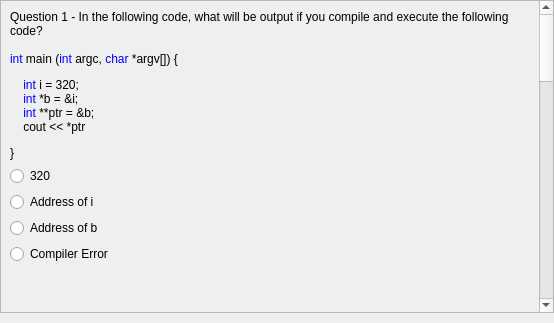
First picture: the form in ProfileManagement/codingwidget.ui, repository zcharli/carleton-student-project-partner-finder, before the edit.
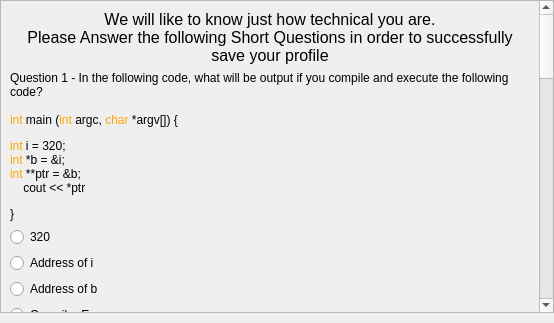
Second picture: the form after the edit.

Commit message: Technical Normalizer integration

Patch:
```diff
--- a/ProfileManagement/codingwidget.ui
+++ b/ProfileManagement/codingwidget.ui
@@ -35,16 +35,36 @@
       <property name="geometry">
        <rect>
         <x>0</x>
-        <y>0</y>
-        <width>538</width>
-        <height>1394</height>
+        <y>-1224</y>
+        <width>540</width>
+        <height>1519</height>
        </rect>
       </property>
       <layout class="QVBoxLayout" name="verticalLayout_2">
+       <item>
+        <widget class="QLabel" name="label">
+         <property name="font">
+          <font>
+           <pointsize>12</pointsize>
+          </font>
+         </property>
+         <property name="lineWidth">
+          <number>2</number>
+         </property>
+         <property name="text">
+          <string>We will like to know just how technical you are. 
+Please Answer the following Short Questions in order to successfully 
+save your profile</string>
+         </property>
+         <property name="alignment">
+          <set>Qt::AlignCenter</set>
+         </property>
+        </widget>
+       </item>
        <item>
         <widget class="QLabel" name="lblQ1">
          <property name="text">
-          <string>&lt;html&gt;&lt;head/&gt;&lt;body&gt;&lt;p&gt;Question 1 - In the following code, what will be output if you compile and execute the following code?&lt;br/&gt;&lt;br/&gt;&lt;span style=&quot; color:#0000ff;&quot;&gt;int&lt;/span&gt; main (&lt;span style=&quot; color:#0000ff;&quot;&gt;int&lt;/span&gt; argc, &lt;span style=&quot; color:#0000ff;&quot;&gt;char&lt;/span&gt; *argv[]) {&lt;/p&gt;&lt;p&gt;&lt;span style=&quot; color:#0000ff;&quot;&gt;&amp;nbsp;&amp;nbsp;&amp;nbsp;&amp;nbsp;int&lt;/span&gt; i = 320;&lt;br/&gt;&lt;span style=&quot; color:#0000ff;&quot;&gt;&amp;nbsp;&amp;nbsp;&amp;nbsp;&amp;nbsp;int&lt;/span&gt; *b = &amp;amp;i;&lt;br/&gt;&lt;span style=&quot; color:#0000ff;&quot;&gt;&amp;nbsp;&amp;nbsp;&amp;nbsp;&amp;nbsp;int&lt;/span&gt; **ptr = &amp;amp;b;&lt;br/&gt;&amp;nbsp;&amp;nbsp;&amp;nbsp;&amp;nbsp;cout &amp;lt;&amp;lt; *ptr&lt;/p&gt;&lt;p&gt;}&lt;/p&gt;&lt;/body&gt;&lt;/html&gt;</string>
+          <string>&lt;html&gt;&lt;head/&gt;&lt;body&gt;&lt;p&gt;Question 1 - In the following code, what will be output if you compile and execute the following code?&lt;br/&gt;&lt;br/&gt;&lt;span style=&quot; color:#ffa500;&quot;&gt;int&lt;/span&gt; main (&lt;span style=&quot; color:#ffa500;&quot;&gt;int&lt;/span&gt; argc, &lt;span style=&quot; color:#ffa500;&quot;&gt;char&lt;/span&gt; *argv[]) {&lt;/p&gt;&lt;p&gt;&lt;span style=&quot; color:#0000ff;&quot;/&gt;&lt;span style=&quot; color:#ffa500;&quot;&gt;int&lt;/span&gt; i = 320;&lt;br/&gt;&lt;span style=&quot; color:#0000ff;&quot;/&gt;&lt;span style=&quot; color:#ffa500;&quot;&gt;int&lt;/span&gt; *b = &amp;amp;i;&lt;br/&gt;&lt;span style=&quot; color:#0000ff;&quot;/&gt;&lt;span style=&quot; color:#ffa500;&quot;&gt;int&lt;/span&gt; **ptr = &amp;amp;b;&lt;br/&gt;    cout &amp;lt;&amp;lt; *ptr&lt;/p&gt;&lt;p&gt;}&lt;/p&gt;&lt;/body&gt;&lt;/html&gt;</string>
          </property>
          <property name="wordWrap">
           <bool>true</bool>
```
Left out of the diff: 2 changed lines with no effect on the pictures. The commit also changes 10 other files.
